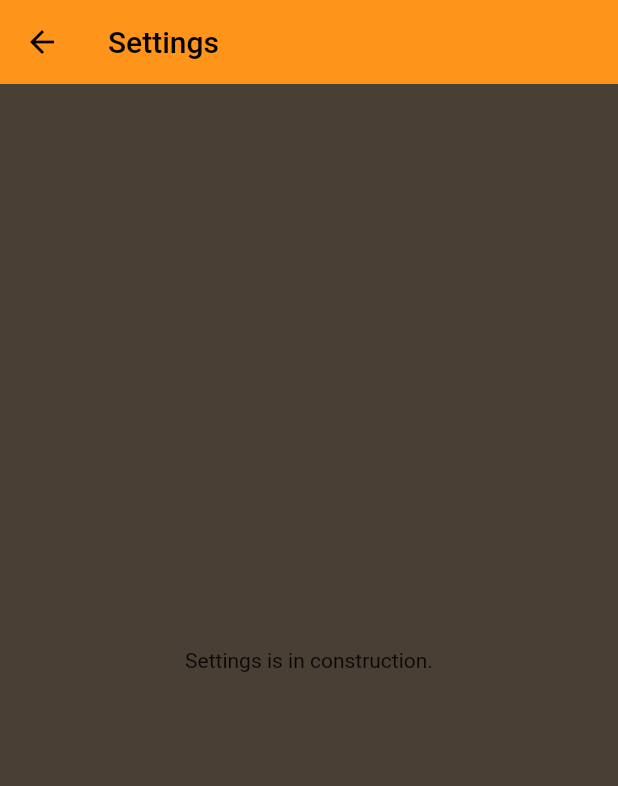
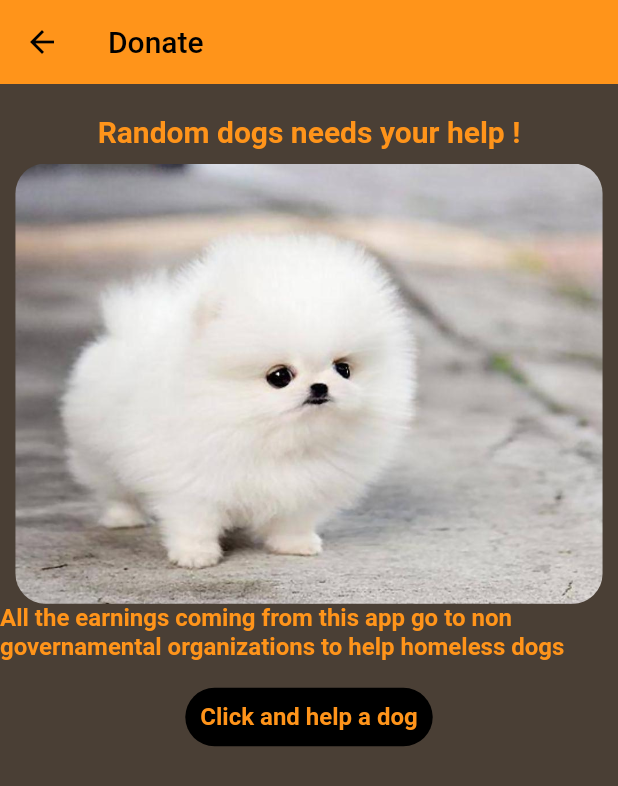
Before and after one commit to vinicius-gregorio/random-dogs-2, a Flutter app: the SettingsPage screen opened directly, on a phone screen of 412 x 824 dp. Shown: the top 786 px of the screen. Run offline on Flutter 3.47's test engine with Material 2 defaults, Android fonts, the phone set to English and light mode, and no system bars; our stand-ins replace dartz, dio, hive, lottie, scrollable_positioned_list, share and 1 more; missing offline and left inert: image_downloader; accounts and stored records are empty; network calls fail.

Commit message:
feat: add donate page~

```diff
--- a/random_dogs_2/lib/src/modules/favorites/ui/components/grid_item.dart
+++ b/random_dogs_2/lib/src/modules/favorites/ui/components/grid_item.dart
@@ -1,5 +1,4 @@
 import 'package:flutter/material.dart';
-import 'package:random_dogs_2/src/theme/app_colors.dart';
 
 class GridItem extends StatelessWidget {
   final imageUrl;
@@ -25,7 +24,7 @@ class GridItem extends StatelessWidget {
               fit: BoxFit.cover,
             ),
           ),
-          // Container(
+          // Container(dsa
           //   height: 50,
           //   margin: const EdgeInsets.only(bottom: 15),
           //   child: Row(
--- a/random_dogs_2/lib/src/modules/home/home_page.dart
+++ b/random_dogs_2/lib/src/modules/home/home_page.dart
@@ -20,8 +20,7 @@ class _HomePageState extends State<HomePage> {
           BottomNavigationBarItem(
               icon: Icon(Icons.favorite_border_outlined), label: 'Favorites'),
           BottomNavigationBarItem(icon: Icon(Icons.home), label: 'Feed'),
-          BottomNavigationBarItem(
-              icon: Icon(Icons.settings_outlined), label: 'Settings'),
+          BottomNavigationBarItem(icon: Icon(Icons.help), label: 'Donate'),
         ],
         currentIndex: controller.actualIndex,
         onTap: (int index) {
--- a/random_dogs_2/lib/src/modules/settings/settings_page.dart
+++ b/random_dogs_2/lib/src/modules/settings/settings_page.dart
@@ -1,4 +1,6 @@
 import 'package:flutter/material.dart';
+import 'package:random_dogs_2/src/theme/app_images.dart';
+import 'package:random_dogs_2/src/theme/app_theme.dart';
 
 class SettingsPage extends StatelessWidget {
   const SettingsPage({Key? key}) : super(key: key);
@@ -7,11 +9,43 @@ class SettingsPage extends StatelessWidget {
   Widget build(BuildContext context) {
     return Scaffold(
       appBar: AppBar(
-        title: Text('Settings'),
+        title: Text('Donate'),
       ),
       body: Container(
+        padding: const EdgeInsets.only(top: 20),
         child: Center(
-          child: Text('Settings is in construction.'),
+          child: Column(
+            children: [
+              Text(
+                'Random dogs needs your help !',
+                style: headline2,
+              ),
+              SizedBox(
+                height: 10,
+              ),
+              ClipRRect(
+                borderRadius: BorderRadius.circular(20),
+                child: Image(
+                  width: MediaQuery.of(context).size.width * 0.95,
+                  image: AssetImage(AppImages.fluffyDogImage),
+                ),
+              ),
+              Text(
+                'All the earnings coming from this app go to non governamental organizations to help homeless dogs',
+                style: headline3,
+              ),
+              TextButton(
+                  onPressed: () {},
+                  child: Container(
+                      margin: const EdgeInsets.all(10),
+                      padding: const EdgeInsets.all(10),
+                      decoration: BoxDecoration(
+                        color: Colors.black,
+                        borderRadius: BorderRadius.circular(25),
+                      ),
+                      child: Text('Click and help a dog'))),
+            ],
+          ),
         ),
       ),
     );
--- a/random_dogs_2/lib/src/theme/app_images.dart
+++ b/random_dogs_2/lib/src/theme/app_images.dart
@@ -1,3 +1,3 @@
 class AppImages {
-  static final placeholder = 'assets/images/placeholder.png';
+  static final fluffyDogImage = 'lib/src/assets/images/fluffy-dog.jpg';
 }
--- a/random_dogs_2/pubspec.yaml
+++ b/random_dogs_2/pubspec.yaml
@@ -35,5 +35,6 @@ dev_dependencies:
   mocktail: ^0.1.4
 
 flutter:
-
+  assets:
+    - lib/src/assets/images/
   uses-material-design: true
```
Also changed, not shown: random_dogs_2/lib/src/assets/images/fluffy-dog.jpg (added), 1 other file.
